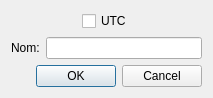
First picture: the form in src/view/qformationdialog.ui, repository V1rgul/UT-profiler, before the edit.
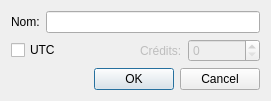
Second picture: the form after the edit.

Commit message: Formation dialog mod

The edit to the form file:
```diff
--- a/src/view/qformationdialog.ui
+++ b/src/view/qformationdialog.ui
@@ -9,7 +9,7 @@
    <rect>
     <x>0</x>
     <y>0</y>
-    <width>213</width>
+    <width>271</width>
     <height>97</height>
    </rect>
   </property>
@@ -26,43 +26,6 @@
    <bool>true</bool>
   </property>
   <layout class="QVBoxLayout" name="verticalLayout">
-   <item>
-    <layout class="QHBoxLayout" name="horizontalLayout_2">
-     <item>
-      <spacer name="horizontalSpacer">
-       <property name="orientation">
-        <enum>Qt::Horizontal</enum>
-       </property>
-       <property name="sizeHint" stdset="0">
-        <size>
-         <width>40</width>
-         <height>20</height>
-        </size>
-       </property>
-      </spacer>
-     </item>
-     <item>
-      <widget class="QCheckBox" name="checkBoxUTC">
-       <property name="text">
-        <string>UTC</string>
-       </property>
-      </widget>
-     </item>
-     <item>
-      <spacer name="horizontalSpacer_2">
-       <property name="orientation">
-        <enum>Qt::Horizontal</enum>
-       </property>
-       <property name="sizeHint" stdset="0">
-        <size>
-         <width>40</width>
-         <height>20</height>
-        </size>
-       </property>
-      </spacer>
-     </item>
-    </layout>
-   </item>
    <item>
     <layout class="QHBoxLayout" name="horizontalLayout">
      <item>
@@ -77,6 +40,56 @@
      </item>
     </layout>
    </item>
+   <item>
+    <layout class="QHBoxLayout" name="horizontalLayout_2">
+     <item>
+      <widget class="QCheckBox" name="checkBoxUTC">
+       <property name="text">
+        <string>UTC</string>
+       </property>
+      </widget>
+     </item>
+     <item>
+      <spacer name="horizontalSpacer">
+       <property name="orientation">
+        <enum>Qt::Horizontal</enum>
+       </property>
+       <property name="sizeHint" stdset="0">
+        <size>
+         <width>40</width>
+         <height>20</height>
+        </size>
+       </property>
+      </spacer>
+     </item>
+     <item>
+      <widget class="QLabel" name="label_2">
+       <property name="enabled">
+        <bool>false</bool>
+       </property>
+       <property name="text">
+        <string>Crédits:</string>
+       </property>
+      </widget>
+     </item>
+     <item>
+      <widget class="QSpinBox" name="spinCredits">
+       <property name="enabled">
+        <bool>false</bool>
+       </property>
+       <property name="sizePolicy">
+        <sizepolicy hsizetype="MinimumExpanding" vsizetype="Fixed">
+         <horstretch>0</horstretch>
+         <verstretch>0</verstretch>
+        </sizepolicy>
+       </property>
+       <property name="maximum">
+        <number>500</number>
+       </property>
+      </widget>
+     </item>
+    </layout>
+   </item>
    <item>
     <widget class="QDialogButtonBox" name="buttonBox">
      <property name="standardButtons">
```
The commit also changes 1 other file.
